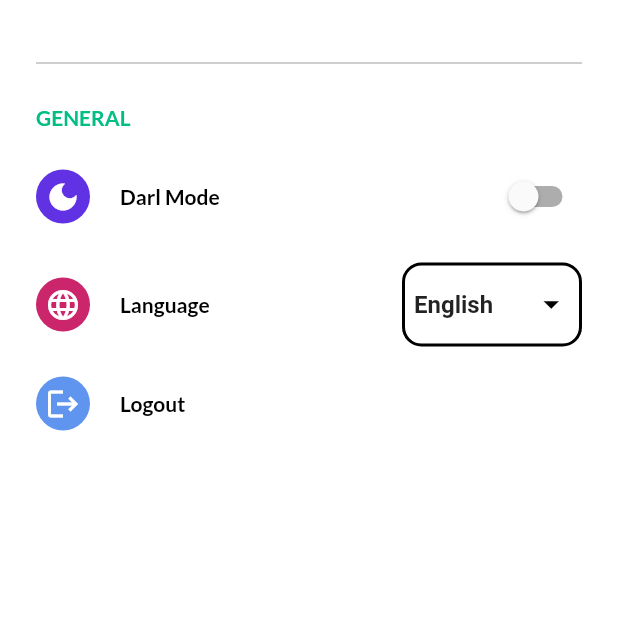
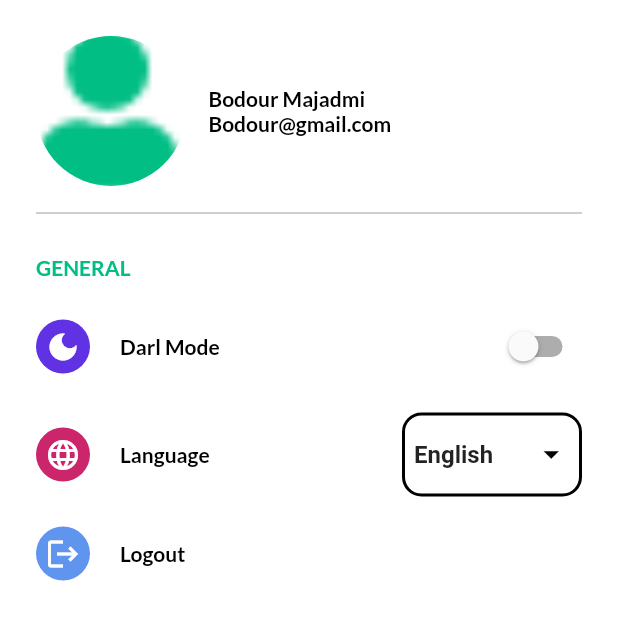
Before and after one commit to Eng-bodour/shop, a Flutter app: the SettingScreen screen opened directly, on a phone screen of 412 x 824 dp. Shown: the top 620 px of the screen. Run offline on Flutter 3.47's test engine with Material 2 defaults, Android fonts, the phone set to English and light mode, and no system bars; our stand-ins replace badges, carousel_slider, firebase_auth, firebase_core, flutter_rating_bar, get and 5 more; accounts and stored records are empty; network calls fail; statements that could not run were skipped.

Commit message:
47 profile UI Design

```diff
--- a/lib/logic/controller/setting_controller.dart
+++ b/lib/logic/controller/setting_controller.dart
@@ -5,13 +5,21 @@ import 'package:shop/utils/theme.dart';
 
 class SettingController extends GetxController {
   final switchValue = false.obs;
+
+  String capitalize(String typeUserName) {
+    return typeUserName
+        .split(" ")
+        .map((eachword) => eachword.capitalize)
+        .join(" ")
+        .toString();
+  }
+
   var storage = GetStorage();
   var langLocal = ene;
 
   //language
   @override
   void onInit() async {
-    // TODO: implement onInit
     super.onInit();
     langLocal = await getLanguage;
   }
--- a/lib/view/screens/setting_screen.dart
+++ b/lib/view/screens/setting_screen.dart
@@ -4,6 +4,7 @@ import 'package:shop/utils/theme.dart';
 import 'package:shop/view/widgets/setting/dark_mode_widget.dart';
 import 'package:shop/view/widgets/setting/language_widget.dart';
 import 'package:shop/view/widgets/setting/logout_widget.dart';
+import 'package:shop/view/widgets/setting/profile_image_widget.dart';
 import 'package:shop/view/widgets/text_utilis.dart';
 
 class SettingScreen extends StatelessWidget {
@@ -16,7 +17,7 @@ class SettingScreen extends StatelessWidget {
       body: ListView(
         padding: const EdgeInsets.all(24),
         children: [
-          //ProfileImage(),
+          ProfileImage(),
           const SizedBox(
             height: 10,
           ),
@@ -34,18 +35,15 @@ class SettingScreen extends StatelessWidget {
           const SizedBox(
             height: 20,
           ),
-
           DarkModeWidget(),
           const SizedBox(
             height: 20,
           ),
-
           LanguageWidget(),
           const SizedBox(
             height: 20,
           ),
           LogOutWidget(),
-
           const SizedBox(
             height: 20,
           ),
--- /dev/null
+++ b/lib/view/widgets/setting/profile_image_widget.dart
@@ -0,0 +1,63 @@
+import 'package:flutter/material.dart';
+import 'package:get/get.dart';
+import 'package:shop/logic/controller/setting_controller.dart';
+import 'package:shop/view/widgets/text_utilis.dart';
+
+class ProfileImage extends StatelessWidget {
+  ProfileImage({Key? key}) : super(key: key);
+  final controller = Get.find<SettingController>();
+
+  @override
+  Widget build(BuildContext context) {
+    return Column(
+      children: [
+        Row(
+          children: [
+            buildPhoto(),
+            const SizedBox(
+              width: 15,
+            ),
+            buildInfo(),
+          ],
+        )
+      ],
+    );
+  }
+
+  Widget buildPhoto() {
+    return Container(
+      height: 100,
+      width: 100,
+      decoration: const BoxDecoration(
+        color: Colors.white,
+        shape: BoxShape.circle,
+        image: DecorationImage(
+          image: AssetImage('assets/images/user.png'),
+          fit: BoxFit.cover,
+        ),
+      ),
+    );
+  }
+
+  Widget buildInfo() {
+    return Column(
+      crossAxisAlignment: CrossAxisAlignment.start,
+      children: [
+        TextUtilis(
+          color: Get.isDarkMode ? Colors.white : Colors.black,
+          fontSize: 22,
+          fontWeight: FontWeight.bold,
+          textstring: controller.capitalize('Bodour majadmi'),
+          underline: TextDecoration.none,
+        ),
+        TextUtilis(
+          color: Get.isDarkMode ? Colors.white : Colors.black,
+          fontSize: 14,
+          fontWeight: FontWeight.bold,
+          textstring: 'Bodour@gmail.com',
+          underline: TextDecoration.none,
+        ),
+      ],
+    );
+  }
+}
```
